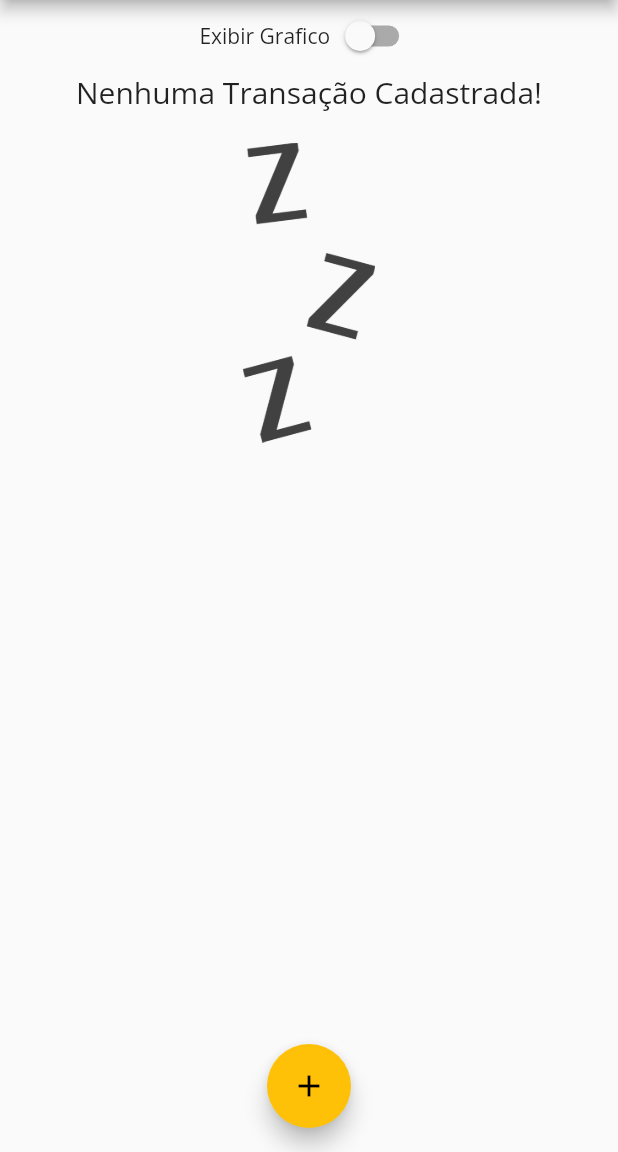
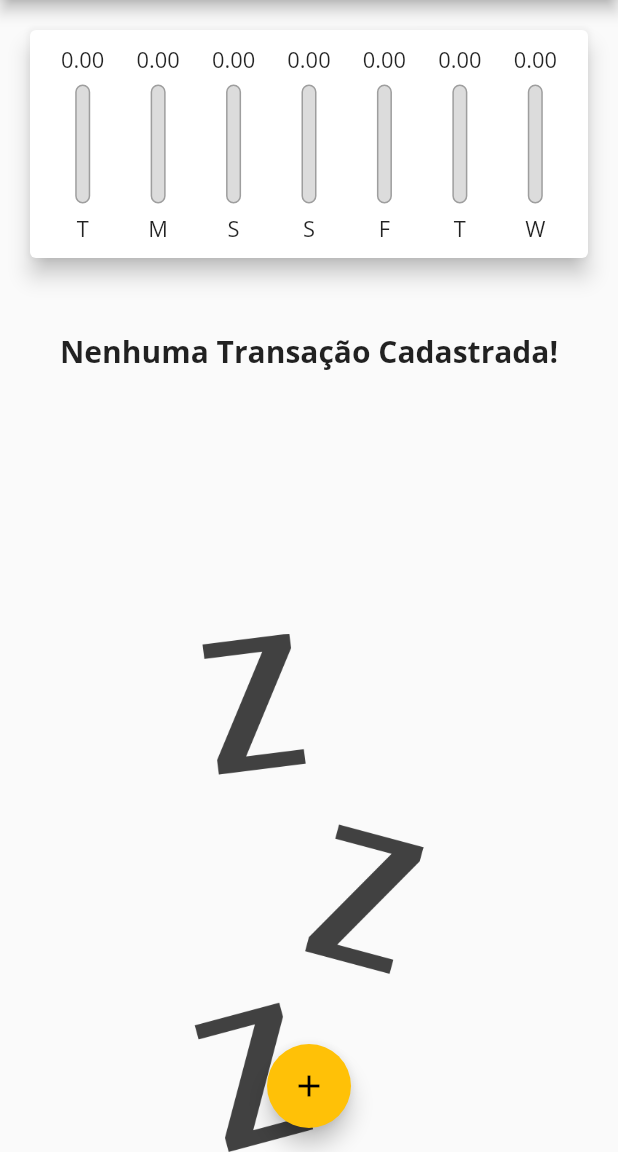
Before and after one commit to RaulSAraujo/App-Despesas-Pessoais, a Flutter app: the screen it shows after launch, on a phone screen of 412 x 824 dp, the part 84-1236 px from its top. Run offline on Flutter 3.47's test engine with Material 2 defaults, Android fonts, the phone set to English and light mode, and no system bars; missing offline and left inert: dart:ffi.

Commit message:
Finalizado modo paisagem
Finalizado modo paisagem

```diff
--- a/lib/components/transaction_list.dart
+++ b/lib/components/transaction_list.dart
@@ -11,20 +11,32 @@ class TransactionList extends StatelessWidget {
   @override
   Widget build(BuildContext context) {
     return transactions.isEmpty
-        ? Column(
+        ? LayoutBuilder(
+            builder: (ctx, constraints) => Column(
               children: <Widget>[
-              Text(
+                SizedBox(
+                  height: constraints.maxHeight * 0.05,
+                ),
+                Container(
+                  height: constraints.maxHeight * 0.3,
+                  child: Text(
                     'Nenhuma Transação Cadastrada!',
-                style: Theme.of(context).textTheme.titleLarge,
+                    style: TextStyle(
+                      fontWeight: FontWeight.bold,
+                      fontSize: 20 * MediaQuery.of(context).textScaleFactor
                     ),
-              SizedBox(height: 20),
+
+                  ),
+                ),
+                SizedBox(height: constraints.maxHeight * 0.05),
                 Container(
-                  height: 200,
+                    height: constraints.maxHeight * 0.6,
                     child: Image.asset(
                       'assets/images/waiting.png',
                       fit: BoxFit.cover,
                     )),
               ],
+            ),
           )
         : ListView.builder(
             itemCount: transactions.length,
--- a/lib/main.dart
+++ b/lib/main.dart
@@ -76,6 +76,9 @@ class _MyHomePageState extends State<MyHomePage> {
 
   @override
   Widget build(BuildContext context) {
+    bool isLandscape =
+        MediaQuery.of(context).orientation == Orientation.landscape;
+
     final appBar = AppBar(
       title: Text(
         'Despesas Pessoais',
@@ -84,10 +87,19 @@ class _MyHomePageState extends State<MyHomePage> {
         ),
       ),
       actions: <Widget>[
+        if (isLandscape)
+          IconButton(
+            icon: Icon(_showChart ? Icons.list : Icons.show_chart),
+            onPressed: () {
+              setState(() {
+                _showChart = !_showChart;
+              });
+            },
+          ),
         IconButton(
           icon: Icon(Icons.add),
           onPressed: () => _openTransactionFormModal(context),
-        )
+        ),
       ],
     );
     final availabelHeight = MediaQuery.of(context).size.height -
@@ -100,29 +112,16 @@ class _MyHomePageState extends State<MyHomePage> {
         child: Column(
           crossAxisAlignment: CrossAxisAlignment.stretch,
           children: <Widget>[
-            Row(
-              mainAxisAlignment: MainAxisAlignment.center,
-              children: [
-                Text('Exibir Grafico'),
-                Switch(
-                  value: _showChart,
-                  onChanged: (value) {
-                    setState(() {
-                      _showChart = value;
-                    });
-                  },
-                ),
-              ],
-            ),
-            _showChart
-                ? Container(
-                    height: availabelHeight * 0.25,
-                    child: Chart(_recentTransactions),
-                  )
-                : Container(
-                    height: availabelHeight * 0.75,
-                    child: TransactionList(_transactions, _removeTransaction),
-                  ),
+            if (_showChart || !isLandscape)
+              Container(
+                height: availabelHeight * (isLandscape ? 0.7 : 0.25),
+                child: Chart(_recentTransactions),
+              ),
+            if (!_showChart || !isLandscape)
+              Container(
+                height: availabelHeight * 0.75,
+                child: TransactionList(_transactions, _removeTransaction),
+              ),
           ],
         ),
       ),
```
Lines whose indentation alone changed are shown as unchanged.
